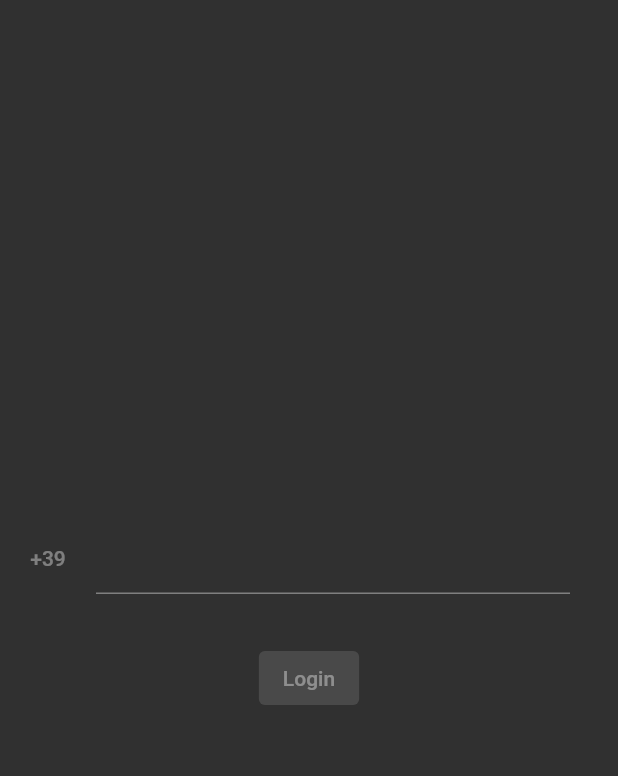
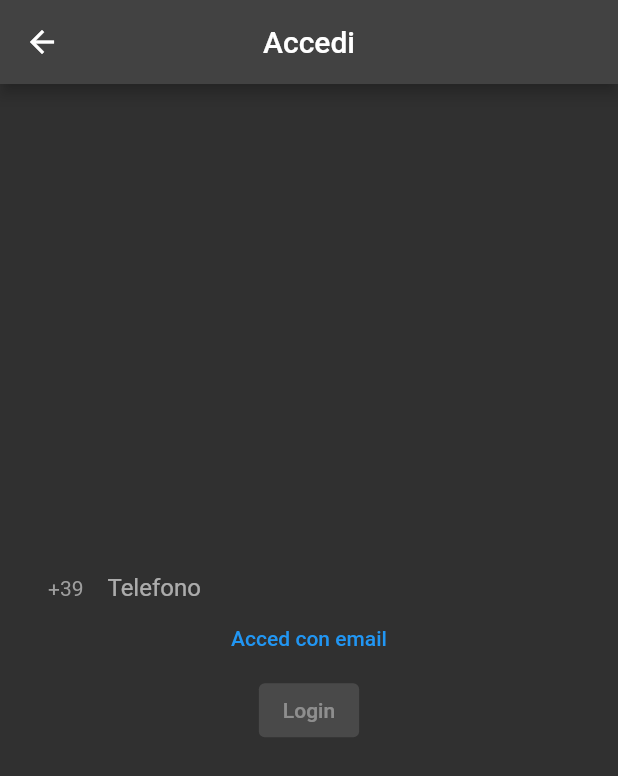
Before and after one commit to CubeDevelope/dodude_app, a Flutter app: the LoginPage screen opened directly, on a phone screen of 412 x 824 dp. Shown: the top 776 px of the screen. Run offline on Flutter 3.47's test engine with Material 2 defaults, Android fonts, the phone set to English and light mode, and no system bars; our stand-ins replace firebase_auth, firebase_core, flutter_bloc; accounts and stored records are empty; statements that could not run were skipped.

Commit message:
Ad graphic option for email login

```diff
--- a/lib/views/login.page.dart
+++ b/lib/views/login.page.dart
@@ -11,30 +11,22 @@ class LoginPage extends StatefulWidget {
 
 class _LoginPageState extends State<LoginPage> {
   String number = "";
+  String email = "", password = "";
+  bool isPhoneLogin = true;
 
-  @override
-  Widget build(BuildContext context) {
-    return Scaffold(
-      body: Column(
-        mainAxisAlignment: MainAxisAlignment.center,
-        crossAxisAlignment: CrossAxisAlignment.center,
+  _buildPhoneLogin() {
+    return Row(
       children: [
-          Padding(
-              padding: const EdgeInsets.only(
-                bottom: 32,
-                right: 32.0,
+        const Text(
+          "+39",
+          style: TextStyle(color: Colors.grey),
         ),
-              child: Row(
-                children: [
-                  const TextButton(
-                      onPressed: null,
-                      child: Row(
-                        children: [
-                          Text("+39"),
-                        ],
-                      )),
+        const SizedBox(
+          width: 16.0,
+        ),
         Expanded(
           child: TextField(
+            decoration: InputDecoration.collapsed(hintText: 'Telefono'),
             keyboardType: TextInputType.number,
             onChanged: (value) {
               setState(() {
@@ -44,19 +36,72 @@ class _LoginPageState extends State<LoginPage> {
           ),
         )
       ],
-              )),
+    );
+  }
+
+  _buildEmailLogin() {
+    return Column(
+      children: [
+        TextField(
+          decoration: const InputDecoration(label: Text("Email")),
+          onChanged: (value) {
+            setState(() {
+              email = value;
+            });
+          },
+        ),
+        TextField(
+          decoration: const InputDecoration(label: Text("Password")),
+          onChanged: (value) {
+            setState(() {
+              password = value;
+            });
+          },
+        ),
+      ],
+    );
+  }
+
+  @override
+  Widget build(BuildContext context) {
+    return Scaffold(
+      appBar: AppBar(
+        title: const Text("Accedi"),
+        centerTitle: true,
+      ),
+      body: Padding(
+          padding: const EdgeInsets.symmetric(
+            horizontal: 32.0,
+            vertical: 16.0,
+          ),
+          child: Column(
+            mainAxisAlignment: MainAxisAlignment.center,
+            crossAxisAlignment: CrossAxisAlignment.center,
+            children: [
+              isPhoneLogin ? _buildPhoneLogin() : _buildEmailLogin(),
+              TextButton(
+                onPressed: () {
+                  setState(() {
+                    isPhoneLogin = !isPhoneLogin;
+                  });
+                },
+                child: Text(isPhoneLogin
+                    ? "Acced con email"
+                    : "Accedi con il numero di telefono"),
+              ),
               ElevatedButton(
-            onPressed: number.isEmpty
-                ? null
-                : () async {
-                    await context.read<AuthBloc>().login(
-                          number,
-                        );
-                  },
+                onPressed: (isPhoneLogin && number.isNotEmpty) ||
+                        (!isPhoneLogin &&
+                            email.isNotEmpty &&
+                            password.isNotEmpty)
+                    ? () async {
+                        await context.read<AuthBloc>().login(number);
+                      }
+                    : null,
                 child: const Text("Login"),
               )
             ],
-      ),
+          )),
     );
   }
 }
```
Also changed, not shown: lib/views/confirm_otp.page.dart (+10 -9 lines). Lines whose indentation alone changed are shown as unchanged.
